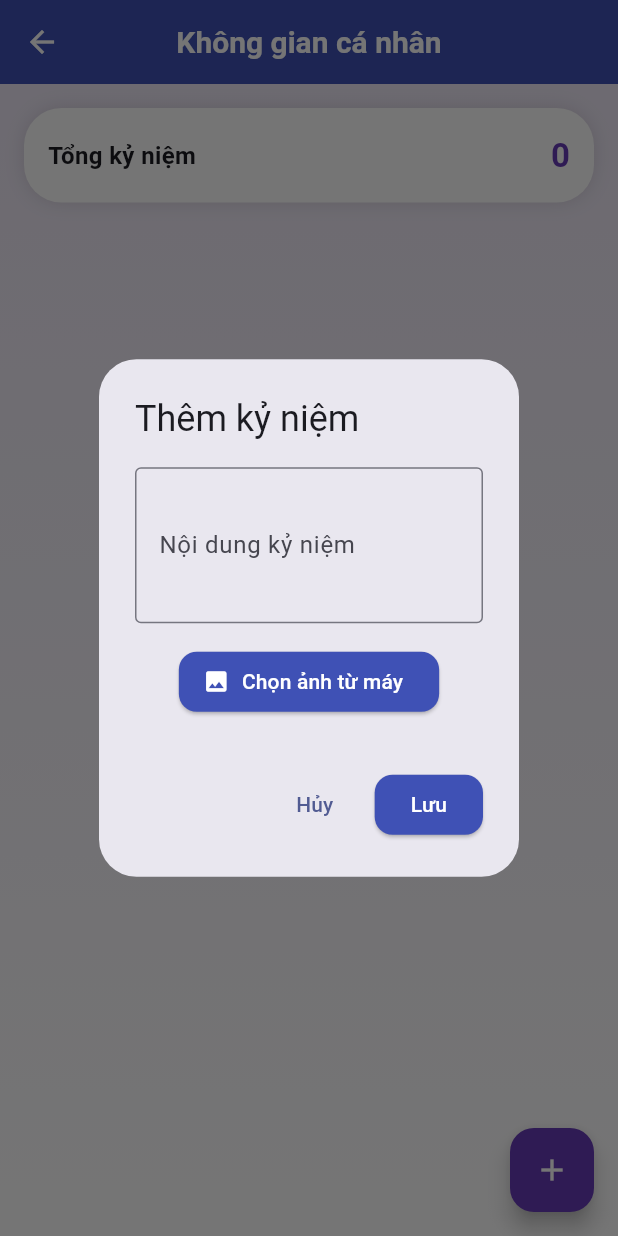
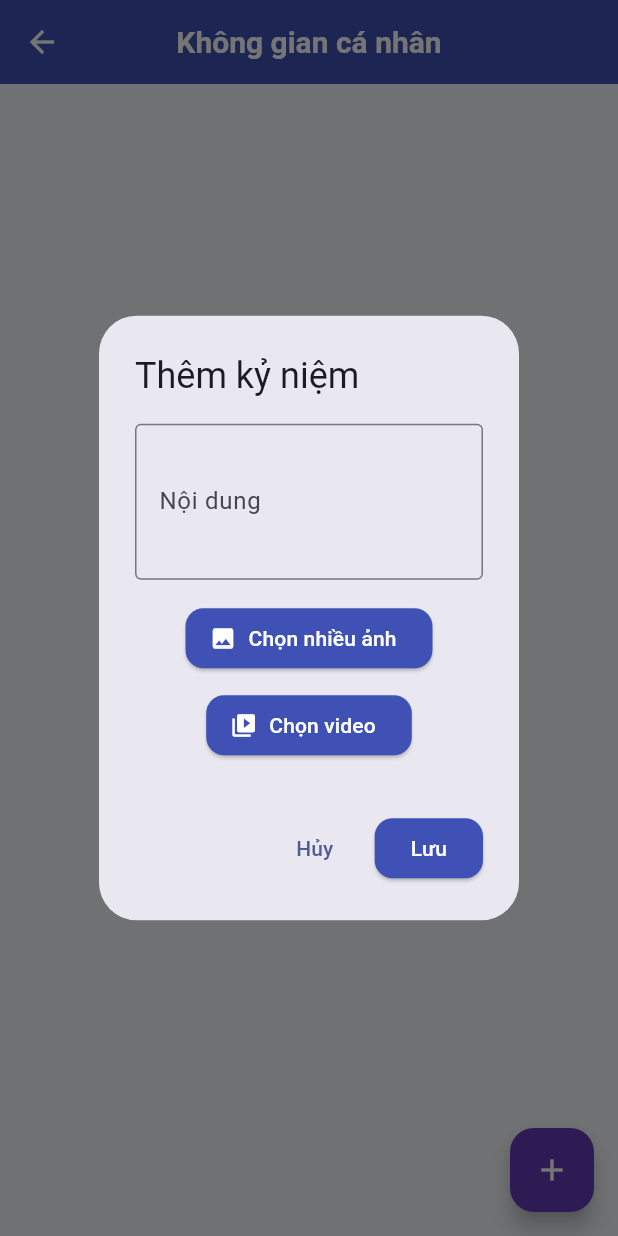
Before and after one commit to Subin1707/Ung_dung_quan_ly_khong_gian_dien_thoai, a Flutter app: the KhongGianCaNhan screen opened directly, after a tap on the "add" icon, on a phone screen of 412 x 824 dp. Run offline on Flutter 3.47's test engine with Material 3 defaults, Android fonts, the phone set to English and light mode, and no system bars; our stand-ins replace image_picker.

Commit message:
sửa lại giao diện không gian cá nhân

```diff
--- a/lib/man_hinh/khong_gian_ca_nhan.dart
+++ b/lib/man_hinh/khong_gian_ca_nhan.dart
@@ -14,13 +14,12 @@ class _KhongGianCaNhanState extends State<KhongGianCaNhan> {
   final List<GhiChu> danhSach = [];
   final ImagePicker _picker = ImagePicker();
 
-  String _taoId() {
-    return DateTime.now().millisecondsSinceEpoch.toString();
-  }
+  String _taoId() => DateTime.now().millisecondsSinceEpoch.toString();
 
   void _themKyNiem() {
     TextEditingController controller = TextEditingController();
-    String? selectedImagePath;
+    List<String> selectedImages = [];
+    List<String> selectedVideos = [];
 
     showDialog(
       context: context,
@@ -39,34 +38,75 @@ class _KhongGianCaNhanState extends State<KhongGianCaNhan> {
                       controller: controller,
                       maxLines: 3,
                       decoration: const InputDecoration(
-                        labelText: "Nội dung kỷ niệm",
+                        labelText: "Nội dung",
                         border: OutlineInputBorder(),
                       ),
                     ),
                     const SizedBox(height: 15),
+
                     ElevatedButton.icon(
                       icon: const Icon(Icons.image),
-                      label: const Text("Chọn ảnh từ máy"),
+                      label: const Text("Chọn nhiều ảnh"),
                       onPressed: () async {
-                        final XFile? image = await _picker.pickImage(
-                          source: ImageSource.gallery,
-                        );
+                        final images = await _picker.pickMultiImage();
 
-                        if (image != null) {
+                        if (images.isNotEmpty) {
                           setStateDialog(() {
-                            selectedImagePath = image.path;
+                            selectedImages = images.map((e) => e.path).toList();
                           });
                         }
                       },
                     ),
+
                     const SizedBox(height: 10),
-                    if (selectedImagePath != null)
-                      ClipRRect(
-                        borderRadius: BorderRadius.circular(15),
+
+                    ElevatedButton.icon(
+                      icon: const Icon(Icons.video_library),
+                      label: const Text("Chọn video"),
+                      onPressed: () async {
+                        final video = await _picker.pickVideo(
+                          source: ImageSource.gallery,
+                        );
+
+                        if (video != null) {
+                          setStateDialog(() {
+                            selectedVideos.add(video.path);
+                          });
+                        }
+                      },
+                    ),
+
+                    const SizedBox(height: 10),
+
+                    if (selectedImages.isNotEmpty)
+                      SizedBox(
+                        height: 100,
+                        child: ListView.builder(
+                          scrollDirection: Axis.horizontal,
+                          itemCount: selectedImages.length,
+                          itemBuilder: (context, index) {
+                            return Padding(
+                              padding: const EdgeInsets.only(right: 8),
+                              child: ClipRRect(
+                                borderRadius: BorderRadius.circular(12),
                                 child: Image.file(
-                          File(selectedImagePath!),
-                          height: 150,
+                                  File(selectedImages[index]),
+                                  width: 100,
                                   fit: BoxFit.cover,
+                                ),
+                              ),
+                            );
+                          },
+                        ),
+                      ),
+
+                    if (selectedVideos.isNotEmpty)
+                      const Padding(
+                        padding: EdgeInsets.only(top: 10),
+                        child: Icon(
+                          Icons.movie,
+                          size: 50,
+                          color: Colors.deepPurple,
                         ),
                       ),
                   ],
@@ -86,7 +126,8 @@ class _KhongGianCaNhanState extends State<KhongGianCaNhan> {
                         GhiChu(
                           id: _taoId(),
                           noiDung: controller.text,
-                          hinhAnhPath: selectedImagePath,
+                          hinhAnhPaths: selectedImages,
+                          videoPaths: selectedVideos,
                         ),
                       );
                     });
@@ -116,137 +157,81 @@ class _KhongGianCaNhanState extends State<KhongGianCaNhan> {
         title: const Text("Không gian cá nhân"),
         centerTitle: true,
       ),
-      body: Container(
-        decoration: const BoxDecoration(
-          gradient: LinearGradient(
-            colors: [Color(0xFFEDE7F6), Colors.white],
-            begin: Alignment.topCenter,
-            end: Alignment.bottomCenter,
-          ),
-        ),
-        child: Column(
-          children: [
-            Container(
-              margin: const EdgeInsets.all(16),
+      body: danhSach.isEmpty
+          ? const Center(child: Text("Chưa có kỷ niệm nào"))
+          : ListView.builder(
               padding: const EdgeInsets.all(16),
-              decoration: BoxDecoration(
-                color: Colors.white,
-                borderRadius: BorderRadius.circular(25),
-                boxShadow: const [
-                  BoxShadow(color: Colors.black12, blurRadius: 10),
-                ],
-              ),
-              child: Row(
-                mainAxisAlignment: MainAxisAlignment.spaceBetween,
-                children: [
-                  const Text(
-                    "Tổng kỷ niệm",
-                    style: TextStyle(fontSize: 16, fontWeight: FontWeight.bold),
-                  ),
-                  Text(
-                    "${danhSach.length}",
-                    style: const TextStyle(
-                      fontSize: 22,
-                      fontWeight: FontWeight.bold,
-                      color: Colors.deepPurple,
-                    ),
-                  ),
-                ],
-              ),
-            ),
-
-            Expanded(
-              child: danhSach.isEmpty
-                  ? const Center(
-                      child: Column(
-                        mainAxisAlignment: MainAxisAlignment.center,
-                        children: [
-                          Icon(
-                            Icons.photo_album_outlined,
-                            size: 70,
-                            color: Colors.grey,
-                          ),
-                          SizedBox(height: 10),
-                          Text(
-                            "Chưa có kỷ niệm nào",
-                            style: TextStyle(fontSize: 16),
-                          ),
-                        ],
-                      ),
-                    )
-                  : ListView.builder(
-                      padding: const EdgeInsets.symmetric(horizontal: 16),
               itemCount: danhSach.length,
               itemBuilder: (context, index) {
                 final ghiChu = danhSach[index];
 
-                        return Container(
+                return Card(
+                  shape: RoundedRectangleBorder(
+                    borderRadius: BorderRadius.circular(20),
+                  ),
+                  elevation: 6,
                   margin: const EdgeInsets.only(bottom: 16),
-                          decoration: BoxDecoration(
-                            color: Colors.white,
-                            borderRadius: BorderRadius.circular(25),
-                            boxShadow: const [
-                              BoxShadow(color: Colors.black12, blurRadius: 10),
-                            ],
-                          ),
                   child: Padding(
                     padding: const EdgeInsets.all(16),
                     child: Column(
                       crossAxisAlignment: CrossAxisAlignment.start,
                       children: [
-                                Row(
-                                  children: [
-                                    const Icon(
-                                      Icons.favorite,
-                                      color: Colors.pink,
-                                    ),
-                                    const SizedBox(width: 8),
-                                    Expanded(
-                                      child: Text(
+                        Text(
                           ghiChu.noiDung,
                           style: const TextStyle(
                             fontSize: 16,
                             fontWeight: FontWeight.bold,
                           ),
                         ),
-                                    ),
-                                  ],
-                                ),
 
-                                const SizedBox(height: 8),
+                        const SizedBox(height: 6),
 
-                                // ===== THỜI GIAN =====
                         Text(
-                                  "Ngày tạo: ${ghiChu.thoiGianTao.day}/${ghiChu.thoiGianTao.month}/${ghiChu.thoiGianTao.year}",
+                          ghiChu.thoiGianFormatted,
                           style: const TextStyle(
                             fontSize: 12,
                             color: Colors.grey,
                           ),
                         ),
 
-                                const SizedBox(height: 12),
+                        const SizedBox(height: 10),
 
-                                // ===== ẢNH =====
-                                if (ghiChu.hinhAnhPath != null)
-                                  ClipRRect(
-                                    borderRadius: BorderRadius.circular(20),
+                        if (ghiChu.coAnh)
+                          SizedBox(
+                            height: 200,
+                            child: ListView.builder(
+                              scrollDirection: Axis.horizontal,
+                              itemCount: ghiChu.hinhAnhPaths.length,
+                              itemBuilder: (context, imgIndex) {
+                                return Padding(
+                                  padding: const EdgeInsets.only(right: 8),
+                                  child: ClipRRect(
+                                    borderRadius: BorderRadius.circular(15),
                                     child: Image.file(
-                                      File(ghiChu.hinhAnhPath!),
-                                      height: 200,
-                                      width: double.infinity,
+                                      File(ghiChu.hinhAnhPaths[imgIndex]),
+                                      width: 200,
                                       fit: BoxFit.cover,
                                     ),
                                   ),
+                                );
+                              },
+                            ),
+                          ),
 
-                                const SizedBox(height: 10),
+                        if (ghiChu.coVideo)
+                          const Padding(
+                            padding: EdgeInsets.only(top: 10),
+                            child: Icon(
+                              Icons.movie,
+                              size: 60,
+                              color: Colors.deepPurple,
+                            ),
+                          ),
 
                         Align(
                           alignment: Alignment.centerRight,
                           child: IconButton(
-                                    icon: const Icon(
-                                      Icons.delete,
-                                      color: Colors.red,
-                                    ),
+                            icon: const Icon(Icons.delete, color: Colors.red),
                             onPressed: () => _xoa(index),
                           ),
                         ),
@@ -256,10 +241,6 @@ class _KhongGianCaNhanState extends State<KhongGianCaNhan> {
                 );
               },
             ),
-            ),
-          ],
-        ),
-      ),
       floatingActionButton: FloatingActionButton(
         backgroundColor: Colors.deepPurple,
         onPressed: _themKyNiem,
```
Lines whose indentation alone changed are shown as unchanged.
